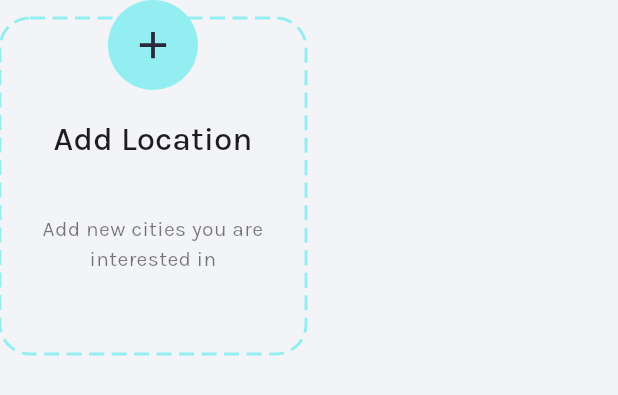
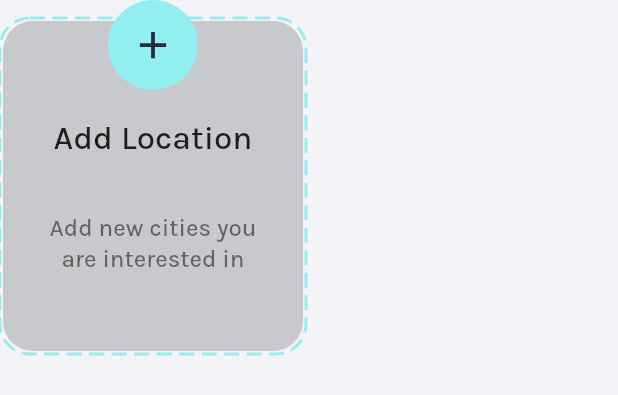
Before and after one commit to k0zlov/flutter-weather-app, a Flutter app: the AddLocationWidget widget shown alone on an empty page, opened directly, on a phone screen of 412 x 824 dp. Shown: the top 395 px of the screen. Run offline on Flutter 3.47's test engine with Material 3 defaults, Android fonts, the phone set to English and light mode, and no system bars; drawn by our look-alikes of dotted_border; our stand-ins replace fl_chart, flutter_map, google_fonts, latlong2, shared_preferences, weather_icons; accounts and stored records are empty; network calls fail.

Commit message:
Some general UI improvements

```diff
--- a/lib/ui/widgets/locations_widget.dart
+++ b/lib/ui/widgets/locations_widget.dart
@@ -211,7 +211,9 @@ class _AddLocationWidgetState extends State<AddLocationWidget> with SingleTicker
                   height: 220,
                   width: 200,
                   decoration: BoxDecoration(
-                    color: isHovered ? Theme.of(context).colorScheme.onSurface.withOpacity(0.2) : Colors.transparent,
+                    color: isHovered
+                        ? Theme.of(context).colorScheme.onSurface.withOpacity(0.4)
+                        : Theme.of(context).colorScheme.onSurface.withOpacity(0.2),
                     borderRadius: BorderRadius.circular(20),
                   ),
                   child: Padding(
@@ -227,7 +229,8 @@ class _AddLocationWidgetState extends State<AddLocationWidget> with SingleTicker
                           child: Text(
                             'Add new cities you are interested in',
                             textAlign: TextAlign.center,
-                            style: Theme.of(context).textTheme.bodyMedium!.copyWith(
+                            style: Theme.of(context).textTheme.headlineSmall!.copyWith(
+                                  fontSize: 16,
                                   color: Theme.of(context).colorScheme.onSurface.withOpacity(0.6),
                                 ),
                           ),
--- a/lib/ui/widgets/weather_chart.dart
+++ b/lib/ui/widgets/weather_chart.dart
@@ -106,7 +106,7 @@ class _ChartDataPickerState extends State<ChartDataPicker> {
           child: Stack(
             children: [
               AnimatedAlign(
-                duration: const Duration(milliseconds: 100),
+                duration: const Duration(milliseconds: 300),
                 alignment: state.isPressure ? Alignment.centerRight : Alignment.centerLeft,
                 child: Container(
                   decoration: BoxDecoration(
```
Also changed, not shown: lib/ui/home/versions/wide_screen.dart (+16 -4 lines), lib/ui/widgets/content_container.dart (+5 -3 lines).
